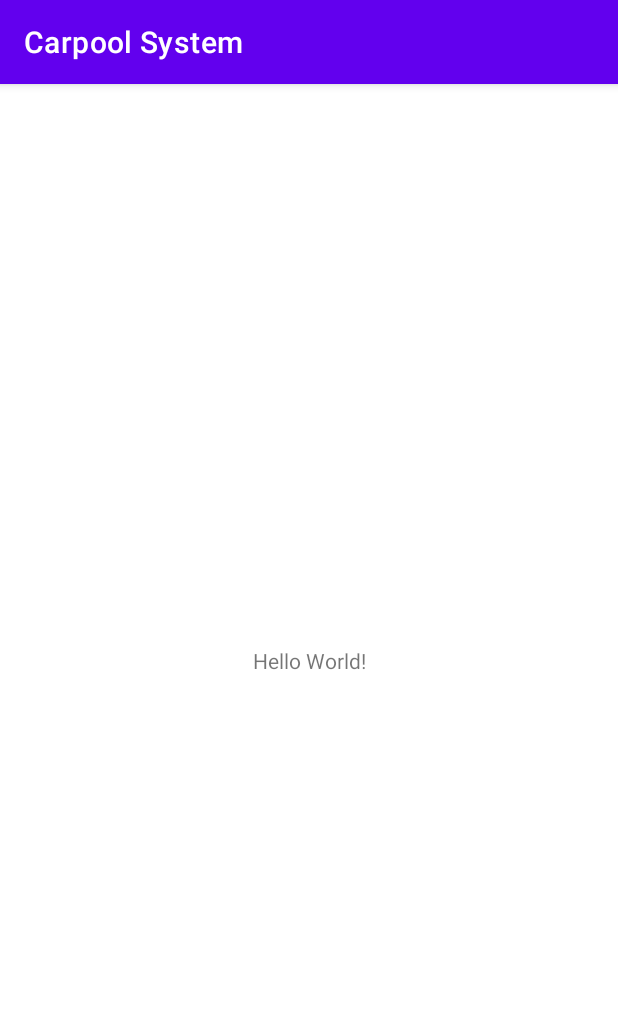
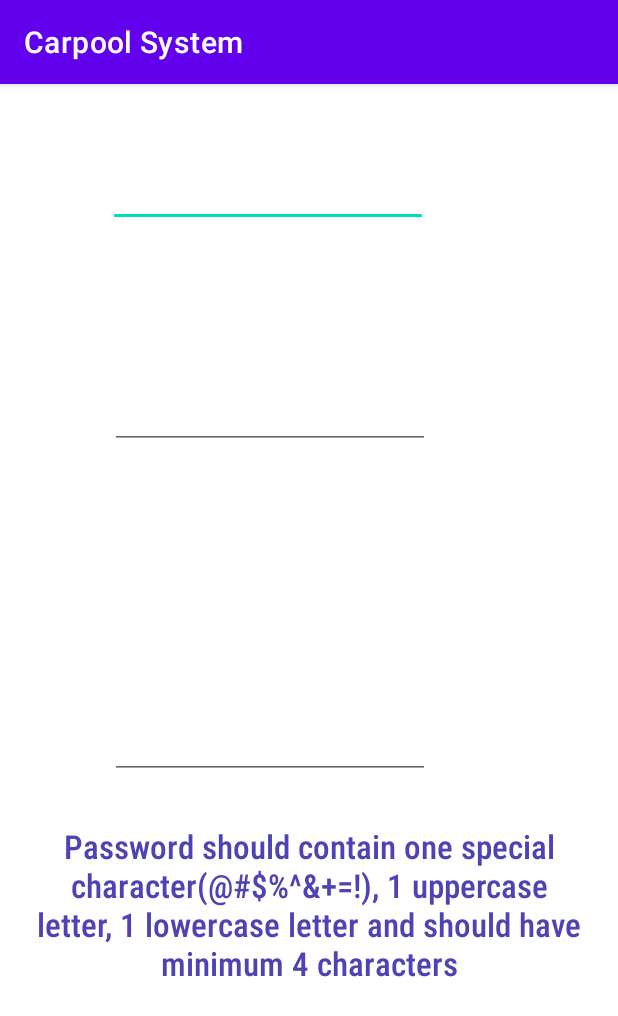
Before and after one commit to komal-bindal/CarpoolSystem, an Android app: the screen it shows after launch (MainActivity before the commit, SignupScreen1 after it), on a phone screen of 412 x 824 dp. Shown: the top 1016 px of the screen. Run offline under Robolectric (Android 15) with nearby library versions, the phone set to English and light mode, and no system bars.

Commit message:
create SignupScreen1.kt and RegistrationUtils.kt and create its text cases

```diff
--- a/app/build.gradle
+++ b/app/build.gradle
@@ -37,7 +37,8 @@ dependencies {
     implementation 'androidx.appcompat:appcompat:1.3.1'
     implementation 'com.google.android.material:material:1.4.0'
     implementation 'androidx.constraintlayout:constraintlayout:2.1.0'
-    testImplementation 'junit:junit:4.+'
+    testImplementation 'junit:junit:4.13'
     androidTestImplementation 'androidx.test.ext:junit:1.1.3'
     androidTestImplementation 'androidx.test.espresso:espresso-core:3.4.0'
+    testImplementation "com.google.truth:truth:1.0.1"
 }
--- a/app/src/main/AndroidManifest.xml
+++ b/app/src/main/AndroidManifest.xml
@@ -10,6 +10,9 @@
         android:supportsRtl="true"
         android:theme="@style/Theme.CarpoolSystem">
         <activity
+            android:name=".SignupScreen1"
+            android:exported="true" />
+        <activity
             android:name=".MainActivity"
             android:exported="true">
             <intent-filter>
--- a/app/src/main/java/com/example/carpoolsystem/MainActivity.kt
+++ b/app/src/main/java/com/example/carpoolsystem/MainActivity.kt
@@ -1,5 +1,6 @@
 package com.example.carpoolsystem
 
+import android.content.Intent
 import androidx.appcompat.app.AppCompatActivity
 import android.os.Bundle
 
@@ -7,5 +8,8 @@ class MainActivity : AppCompatActivity() {
     override fun onCreate(savedInstanceState: Bundle?) {
         super.onCreate(savedInstanceState)
         setContentView(R.layout.activity_main)
+        val intent  = Intent(this, SignupScreen1::class.java)
+        startActivity(intent)
+        this.finish()
     }
 }
--- /dev/null
+++ b/app/src/main/java/com/example/carpoolsystem/SignupScreen1.kt
@@ -0,0 +1,107 @@
+package com.example.carpoolsystem
+
+import android.os.Bundle
+import android.text.Editable
+import android.text.TextWatcher
+import android.widget.EditText
+import android.widget.TextView
+import androidx.appcompat.app.AppCompatActivity
+
+class SignupScreen1 : AppCompatActivity() {
+    private val PASSWORD_ERROR = "invalid password"
+    private val EMAIL_ID_ERROR = "invalid emailId"
+    private val PHONE_NUMBER_ERROR = "invalid phone number"
+    private val PASSWORD_INSTRUCTIONS =
+        "Password should contain one special character(@#$%^&+=!), 1 uppercase letter, 1 lowercase letter and should have minimum 4 characters"
+
+
+    private lateinit var password: EditText
+    private lateinit var emailId: EditText
+    private lateinit var phoneNumber: EditText
+    private lateinit var passwordInstructions: TextView
+
+
+    override fun onCreate(savedInstanceState: Bundle?) {
+        super.onCreate(savedInstanceState)
+        setContentView(R.layout.activity_signup_screen1)
+
+        passwordInstructions = findViewById(R.id.passwordInstructions)
+        password = findViewById(R.id.passwordText)
+        emailId = findViewById(R.id.emailIdText)
+        phoneNumber = findViewById(R.id.phoneNumberText)
+
+        passwordInstructions.text = PASSWORD_INSTRUCTIONS
+
+        password.addTextChangedListener(object : TextWatcher {
+            override fun beforeTextChanged(
+                s: CharSequence?,
+                start: Int, count: Int, after: Int
+            ) {
+
+            }
+
+            override fun onTextChanged(
+                s: CharSequence?,
+                start: Int, before: Int, count: Int
+            ) {
+                s?.apply {
+                    if (RegistrationUtils.isValidPassword(s.toString())) {
+                        password.error = null
+                    } else {
+                        password.error = PASSWORD_ERROR
+                    }
+                }
+            }
+
+            override fun afterTextChanged(s: Editable?) {
+
+            }
+        })
+
+        emailId.addTextChangedListener(object : TextWatcher {
+            override fun beforeTextChanged(
+                p0: CharSequence?,
+                p1: Int, p2: Int, p3: Int
+            ) {
+            }
+
+            override fun onTextChanged(
+                p0: CharSequence?,
+                p1: Int, p2: Int, p3: Int
+            ) {
+                p0?.apply {
+                    if (RegistrationUtils.isValidEmail(p0.toString())) {
+                        emailId.error = null
+                    } else {
+                        emailId.error = EMAIL_ID_ERROR
+                    }
+                }
+            }
+
+            override fun afterTextChanged(p0: Editable?) {}
+        })
+
+        phoneNumber.addTextChangedListener(object : TextWatcher {
+            override fun beforeTextChanged(
+                p0: CharSequence?,
+                p1: Int, p2: Int, p3: Int
+            ) {
+            }
+
+            override fun onTextChanged(
+                p0: CharSequence?,
+                p1: Int, p2: Int, p3: Int
+            ) {
+                p0?.apply {
+                    if (RegistrationUtils.isValidPhoneNumber(p0.toString())) {
+                        phoneNumber.error = null
+                    } else {
+                        phoneNumber.error = PHONE_NUMBER_ERROR
+                    }
+                }
+            }
+
+            override fun afterTextChanged(p0: Editable?) {}
+        })
+    }
+}
--- /dev/null
+++ b/app/src/main/res/layout/activity_signup_screen1.xml
@@ -0,0 +1,80 @@
+<?xml version="1.0" encoding="utf-8"?>
+<androidx.constraintlayout.widget.ConstraintLayout xmlns:android="http://schemas.android.com/apk/res/android"
+    xmlns:app="http://schemas.android.com/apk/res-auto"
+    xmlns:tools="http://schemas.android.com/tools"
+    android:layout_width="match_parent"
+    android:layout_height="match_parent"
+    tools:context=".MainActivity">
+
+
+    <TextView
+        android:id="@+id/passwordInstructions"
+        android:layout_width="0dp"
+        android:layout_height="wrap_content"
+        android:layout_marginStart="16dp"
+        android:layout_marginLeft="16dp"
+        android:layout_marginTop="506dp"
+        android:layout_marginEnd="16dp"
+        android:layout_marginRight="16dp"
+        android:layout_marginBottom="180dp"
+        android:fontFamily="sans-serif-condensed-medium"
+        android:gravity="center"
+        android:padding="8dp"
+        android:textColor="#4F42B5"
+        android:textSize="22sp"
+        app:layout_constraintBottom_toBottomOf="parent"
+        app:layout_constraintEnd_toEndOf="parent"
+        app:layout_constraintHorizontal_bias="0.0"
+        app:layout_constraintStart_toStartOf="parent"
+        app:layout_constraintTop_toTopOf="parent"
+        tools:text="TextView" />
+
+    <EditText
+        android:id="@+id/emailIdText"
+        android:layout_width="wrap_content"
+        android:layout_height="wrap_content"
+        android:layout_marginStart="73dp"
+        android:layout_marginLeft="73dp"
+        android:layout_marginTop="59dp"
+        android:layout_marginEnd="128dp"
+        android:layout_marginRight="128dp"
+        android:layout_marginBottom="402dp"
+        android:ems="10"
+        android:inputType="textEmailAddress"
+        android:minHeight="48dp"
+        app:layout_constraintBottom_toTopOf="@+id/passwordInstructions"
+        app:layout_constraintEnd_toEndOf="parent"
+        app:layout_constraintStart_toStartOf="parent"
+        app:layout_constraintTop_toTopOf="parent"
+        tools:ignore="SpeakableTextPresentCheck" />
+
+    <EditText
+        android:id="@+id/passwordText"
+        android:layout_width="wrap_content"
+        android:layout_height="wrap_content"
+        android:layout_marginTop="100dp"
+        android:ems="10"
+        android:inputType="textPassword"
+        android:minHeight="48dp"
+        app:layout_constraintEnd_toEndOf="parent"
+        app:layout_constraintHorizontal_bias="0.368"
+        app:layout_constraintStart_toStartOf="parent"
+        app:layout_constraintTop_toBottomOf="@+id/emailIdText"
+        tools:ignore="SpeakableTextPresentCheck" />
+
+    <EditText
+        android:id="@+id/phoneNumberText"
+        android:layout_width="wrap_content"
+        android:layout_height="wrap_content"
+        android:layout_marginTop="172dp"
+        android:ems="10"
+        android:inputType="phone"
+        android:minHeight="48dp"
+        app:layout_constraintEnd_toEndOf="parent"
+        app:layout_constraintHorizontal_bias="0.368"
+        app:layout_constraintStart_toStartOf="parent"
+        app:layout_constraintTop_toBottomOf="@+id/passwordText"
+        tools:ignore="SpeakableTextPresentCheck" />
+
+
+</androidx.constraintlayout.widget.ConstraintLayout>
--- a/app/src/main/res/values/strings.xml
+++ b/app/src/main/res/values/strings.xml
@@ -1,3 +1,5 @@
 <resources>
     <string name="app_name">Carpool System</string>
+
+
 </resources>
```
Also changed, not shown: app/src/main/java/com/example/carpoolsystem/RegistrationUtils.kt (added, +29 -0 lines), 1 other file.
